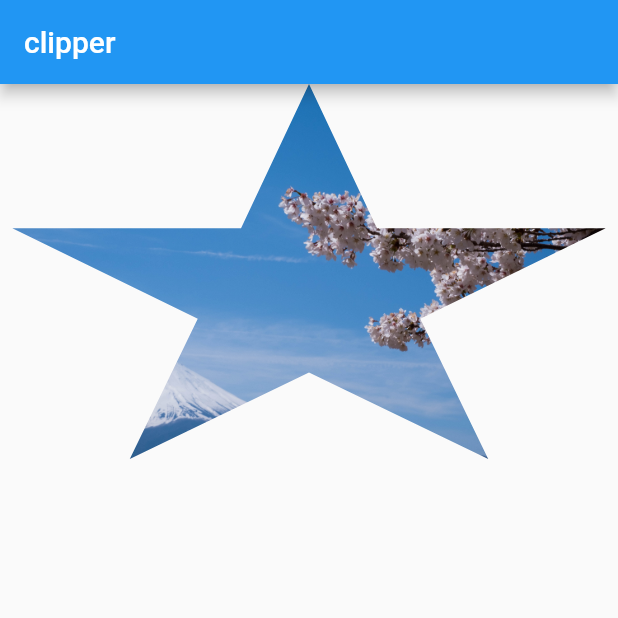
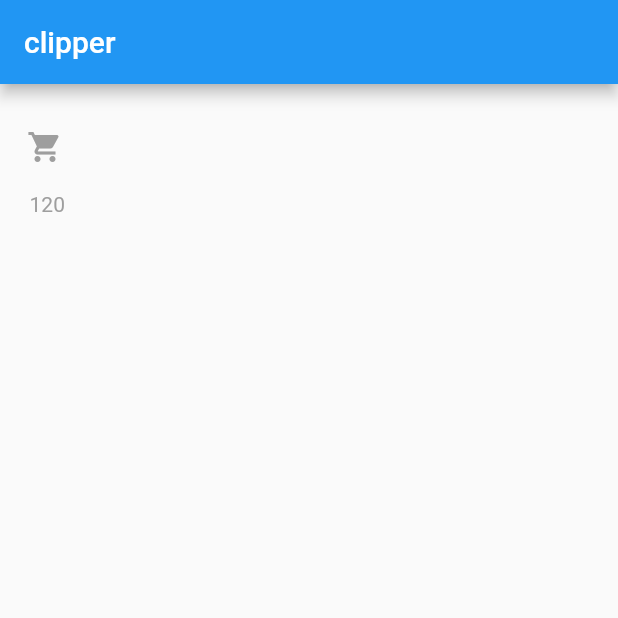
Before and after one commit to shakhawat-khan/clipper_flutter, a Flutter app: the screen it shows after launch, on a phone screen of 412 x 824 dp, the top half of it. Run offline on Flutter 3.47's test engine with Material 2 defaults, Android fonts, the phone set to English and light mode, and no system bars; drawn by our look-alikes of like_button.

Commit message:
like button

```diff
--- a/lib/main.dart
+++ b/lib/main.dart
@@ -1,6 +1,6 @@
 import 'package:flutter/cupertino.dart';
 import 'package:flutter/material.dart';
-import 'package:practice/triangle_clipper.dart';
+import 'package:like_button/like_button.dart';
 
 void main() {
   runApp(MyApp());
@@ -29,11 +29,23 @@ class MyHomePage extends StatelessWidget {
       ),
       body: SingleChildScrollView(
         child: Column(
+          mainAxisAlignment: MainAxisAlignment.center,
           children: [
-            ClipPath(
-              clipper: TriangleClipper(),
-              child: Image.asset('assets/fuji.jpg'),
-            ),
+            Container(
+              child: LikeButton(
+                size: 60,
+                animationDuration: Duration(milliseconds: 1000),
+                likeCount: 120,
+                countPostion: CountPostion.bottom,
+                likeBuilder: (isTapped) {
+                  return Icon(
+                    Icons.shopping_cart,
+                    color: isTapped ? Colors.deepPurple : Colors.grey,
+                  );
+                },
+              ),
+              height: 100,
+            )
           ],
         ),
       ),
--- a/lib/triangle_clipper.dart
+++ b/lib/triangle_clipper.dart
@@ -31,7 +31,7 @@ class TriangleClipper extends CustomClipper<Path> {
     final path = Path();
 
     final clipPath =
-        '50% 0%, 61% 35%, 98% 35%, 68% 57%, 79% 91%, 50% 70%, 21% 91%, 32% 57%, 2% 35%, 39% 35%';
+        '0% 0%, 100% 0%, 100% 75%, 75% 75%, 75% 100%, 50% 75%, 0% 75%';
 
     final points = _extractPoints(clipPath, size);
 
--- a/pubspec.yaml
+++ b/pubspec.yaml
@@ -34,6 +34,7 @@ dependencies:
   # The following adds the Cupertino Icons font to your application.
   # Use with the CupertinoIcons class for iOS style icons.
   cupertino_icons: ^1.0.2
+  like_button: ^2.0.4
 
 dev_dependencies:
   flutter_test:
@@ -45,6 +46,7 @@ dev_dependencies:
   # package. See that file for information about deactivating specific lint
   # rules and activating additional ones.
   flutter_lints: ^2.0.0
+
 
 # For information on the generic Dart part of this file, see the
 # following page: https://dart.dev/tools/pub/pubspec
```
Also changed, not shown: pubspec.lock.
